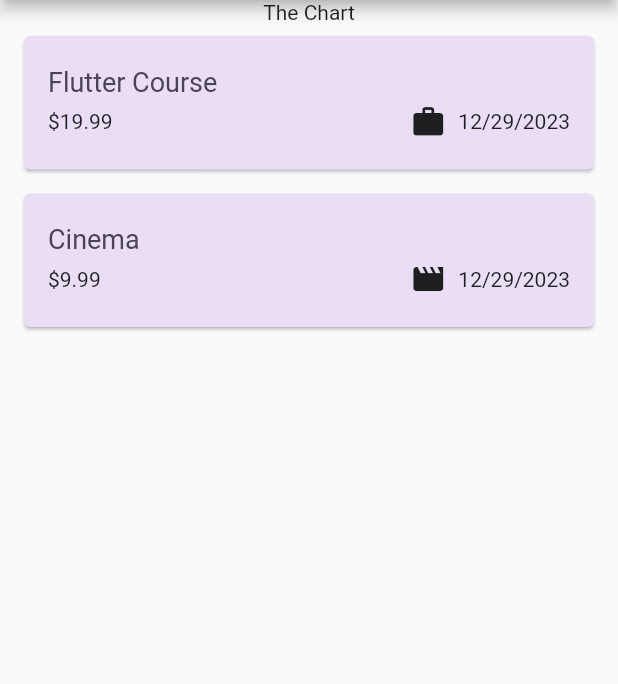
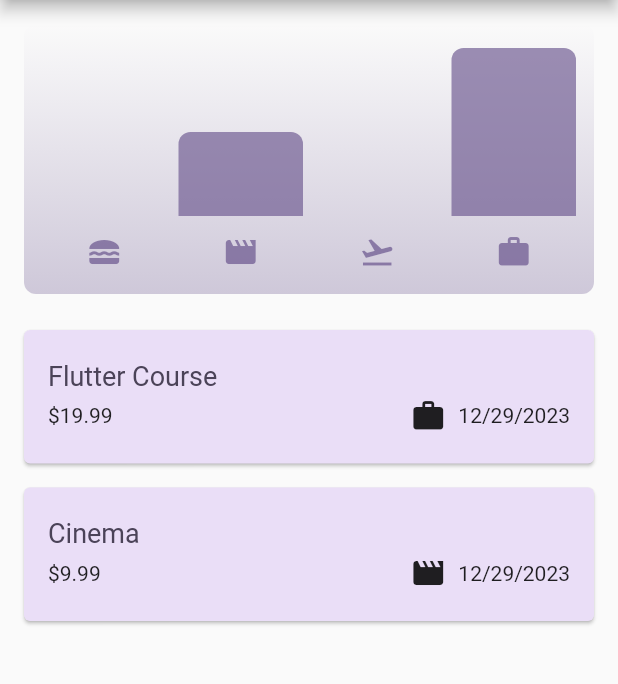
Before and after one commit to IgnacyBerent/Flutter-Expenses_App, a Flutter app: the screen it shows after launch, on a phone screen of 412 x 824 dp, the part 84-768 px from its top. Run offline on Flutter 3.47's test engine with Material 2 defaults, Android fonts, the phone set to English and light mode, and no system bars.

Commit message:
Adding chart

```diff
--- /dev/null
+++ b/lib/charts/chart.dart
@@ -0,0 +1,95 @@
+import 'package:flutter/material.dart';
+
+import 'package:app_3/models/expense.dart';
+import 'package:app_3/charts/chart_bar.dart';
+
+class Chart extends StatelessWidget {
+  const Chart({super.key, required this.expenses});
+
+  final List<Expense> expenses;
+
+  List<ExpenseBucket> get buckets {
+    return [
+      ExpenseBucket.forCategory(expenses, Category.food),
+      ExpenseBucket.forCategory(expenses, Category.leisure),
+      ExpenseBucket.forCategory(expenses, Category.travel),
+      ExpenseBucket.forCategory(expenses, Category.work),
+    ];
+  }
+
+  double get maxTotalExpense {
+    double maxTotalExpense = 0;
+
+    for (final bucket in buckets) {
+      if (bucket.totalExpenses > maxTotalExpense) {
+        maxTotalExpense = bucket.totalExpenses;
+      }
+    }
+
+    return maxTotalExpense;
+  }
+
+  @override
+  Widget build(BuildContext context) {
+    final isDarkMode =
+        MediaQuery.of(context).platformBrightness == Brightness.dark;
+    return Container(
+      margin: const EdgeInsets.all(16),
+      padding: const EdgeInsets.symmetric(
+        vertical: 16,
+        horizontal: 8,
+      ),
+      width: double.infinity,
+      height: 180,
+      decoration: BoxDecoration(
+        borderRadius: BorderRadius.circular(8),
+        gradient: LinearGradient(
+          colors: [
+            Theme.of(context).colorScheme.primary.withOpacity(0.3),
+            Theme.of(context).colorScheme.primary.withOpacity(0.0)
+          ],
+          begin: Alignment.bottomCenter,
+          end: Alignment.topCenter,
+        ),
+      ),
+      child: Column(
+        children: [
+          Expanded(
+            child: Row(
+              crossAxisAlignment: CrossAxisAlignment.end,
+              children: [
+                for (final bucket in buckets) // alternative to map()
+                  ChartBar(
+                    fill: bucket.totalExpenses == 0
+                        ? 0
+                        : bucket.totalExpenses / maxTotalExpense,
+                  )
+              ],
+            ),
+          ),
+          const SizedBox(height: 12),
+          Row(
+            children: buckets // for ... in
+                .map(
+                  (bucket) => Expanded(
+                    child: Padding(
+                      padding: const EdgeInsets.symmetric(horizontal: 4),
+                      child: Icon(
+                        categoryIcons[bucket.category],
+                        color: isDarkMode
+                            ? Theme.of(context).colorScheme.secondary
+                            : Theme.of(context)
+                                .colorScheme
+                                .primary
+                                .withOpacity(0.7),
+                      ),
+                    ),
+                  ),
+                )
+                .toList(),
+          )
+        ],
+      ),
+    );
+  }
+}
--- /dev/null
+++ b/lib/charts/chart_bar.dart
@@ -0,0 +1,34 @@
+import 'package:flutter/material.dart';
+
+class ChartBar extends StatelessWidget {
+  const ChartBar({
+    super.key,
+    required this.fill,
+  });
+
+  final double fill;
+
+  @override
+  Widget build(BuildContext context) {
+    final isDarkMode =
+        MediaQuery.of(context).platformBrightness == Brightness.dark;
+    return Expanded(
+      child: Padding(
+        padding: const EdgeInsets.symmetric(horizontal: 4),
+        child: FractionallySizedBox(
+          heightFactor: fill, // 0 <> 1
+          child: DecoratedBox(
+            decoration: BoxDecoration(
+              shape: BoxShape.rectangle,
+              borderRadius:
+                  const BorderRadius.vertical(top: Radius.circular(8)),
+              color: isDarkMode
+                  ? Theme.of(context).colorScheme.secondary
+                  : Theme.of(context).colorScheme.primary.withOpacity(0.65),
+            ),
+          ),
+        ),
+      ),
+    );
+  }
+}
--- a/lib/expenses/expenses.dart
+++ b/lib/expenses/expenses.dart
@@ -1,6 +1,6 @@
+import 'package:flutter/material.dart';
+import 'package:app_3/charts/chart.dart';
 import 'package:app_3/expenses/new_expense.dart';
-import 'package:flutter/material.dart';
-
 import 'package:app_3/models/expense.dart';
 import 'package:app_3/expenses/expenses_list.dart';
 
@@ -85,7 +85,7 @@ class _ExpensesState extends State<Expenses> {
         ],
       ),
       body: Column(children: [
-        Text('The Chart'),
+        Chart(expenses: _registeredExpenses),
         Expanded(
           child: mainContent,
         ),
--- a/lib/models/expense.dart
+++ b/lib/models/expense.dart
@@ -33,3 +33,28 @@ class Expense {
     return formatter.format(date);
   }
 }
+
+class ExpenseBucket {
+  const ExpenseBucket({
+    required this.category,
+    required this.expenses,
+  });
+
+  ExpenseBucket.forCategory(List<Expense> allExpenses, this.category)
+      : expenses = allExpenses
+            .where((expense) => expense.category == category)
+            .toList();
+
+  final Category category;
+  final List<Expense> expenses;
+
+  double get totalExpenses {
+    double sum = 0;
+
+    for (final expense in expenses) {
+      sum += expense.amount;
+    }
+
+    return sum;
+  }
+}
```
